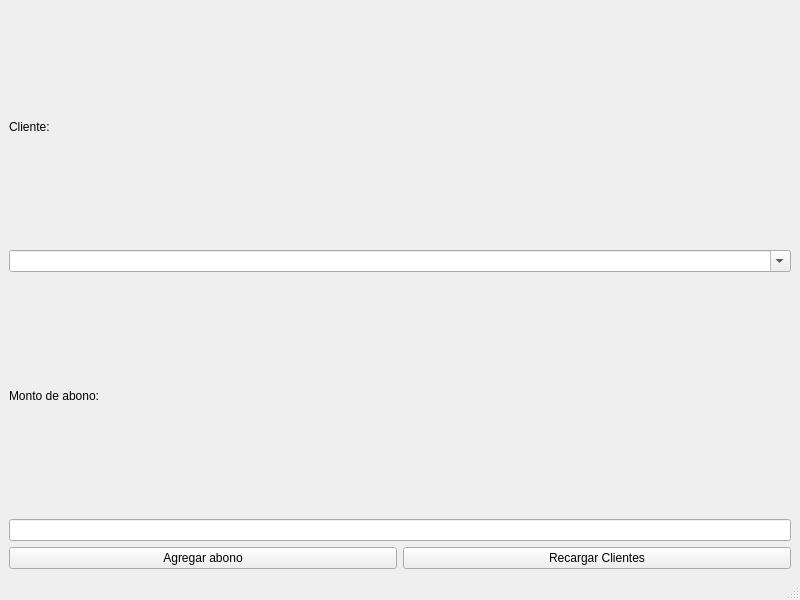
The window that RawInterfaces/Abonar.ui (tartaman/AdministradorDeVentas) describes before a commit, drawn with Qt 5.
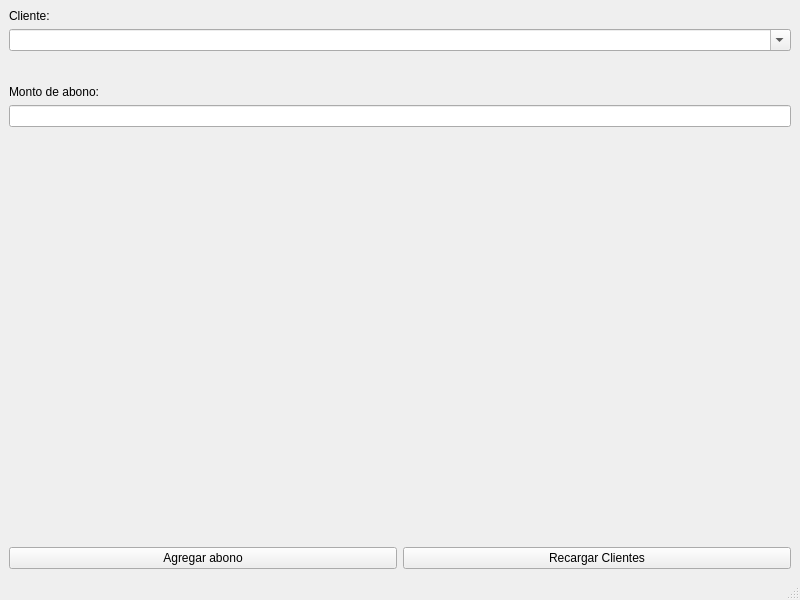
The same window after the commit.

Commit message: Finished doing abono cliente and we´re going to calculate the saldo

What changed in the file:
```diff
--- a/RawInterfaces/Abonar.ui
+++ b/RawInterfaces/Abonar.ui
@@ -15,12 +15,8 @@
   </property>
   <widget class="QWidget" name="centralwidget">
    <layout class="QGridLayout" name="gridLayout">
-    <item row="2" column="0">
-     <widget class="QLabel" name="label_2">
-      <property name="text">
-       <string>Monto de abono:</string>
-      </property>
-     </widget>
+    <item row="4" column="0">
+     <widget class="QLineEdit" name="MontoAbonoLine"/>
     </item>
     <item row="1" column="0">
      <widget class="QComboBox" name="ClienteComboBox">
@@ -29,17 +25,7 @@
       </property>
      </widget>
     </item>
-    <item row="3" column="0">
-     <widget class="QLineEdit" name="MontoAbonoLine"/>
-    </item>
-    <item row="0" column="0">
-     <widget class="QLabel" name="label">
-      <property name="text">
-       <string>Cliente:</string>
-      </property>
-     </widget>
-    </item>
-    <item row="4" column="0">
+    <item row="7" column="0">
      <layout class="QHBoxLayout" name="horizontalLayout">
       <item>
        <widget class="QPushButton" name="AgregarAbonoButton">
@@ -57,6 +43,45 @@
       </item>
      </layout>
     </item>
+    <item row="3" column="0">
+     <widget class="QLabel" name="label_2">
+      <property name="text">
+       <string>Monto de abono:</string>
+      </property>
+     </widget>
+    </item>
+    <item row="6" column="0">
+     <spacer name="verticalSpacer">
+      <property name="orientation">
+       <enum>Qt::Vertical</enum>
+      </property>
+      <property name="sizeHint" stdset="0">
+       <size>
+        <width>20</width>
+        <height>40</height>
+       </size>
+      </property>
+     </spacer>
+    </item>
+    <item row="0" column="0">
+     <widget class="QLabel" name="label">
+      <property name="text">
+       <string>Cliente:</string>
+      </property>
+     </widget>
+    </item>
+    <item row="2" column="0">
+     <widget class="QLabel" name="LabelDebe">
+      <property name="font">
+       <font>
+        <pointsize>14</pointsize>
+       </font>
+      </property>
+      <property name="text">
+       <string/>
+      </property>
+     </widget>
+    </item>
    </layout>
   </widget>
   <widget class="QMenuBar" name="menubar">
```
The commit also changes 8 other files.
